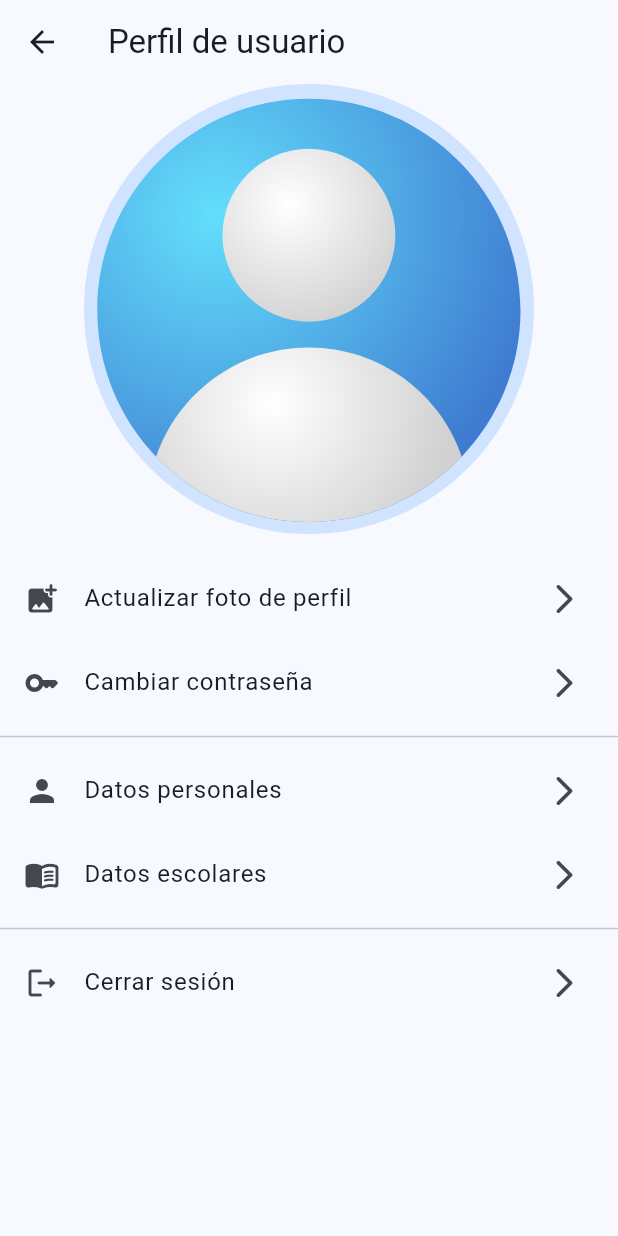
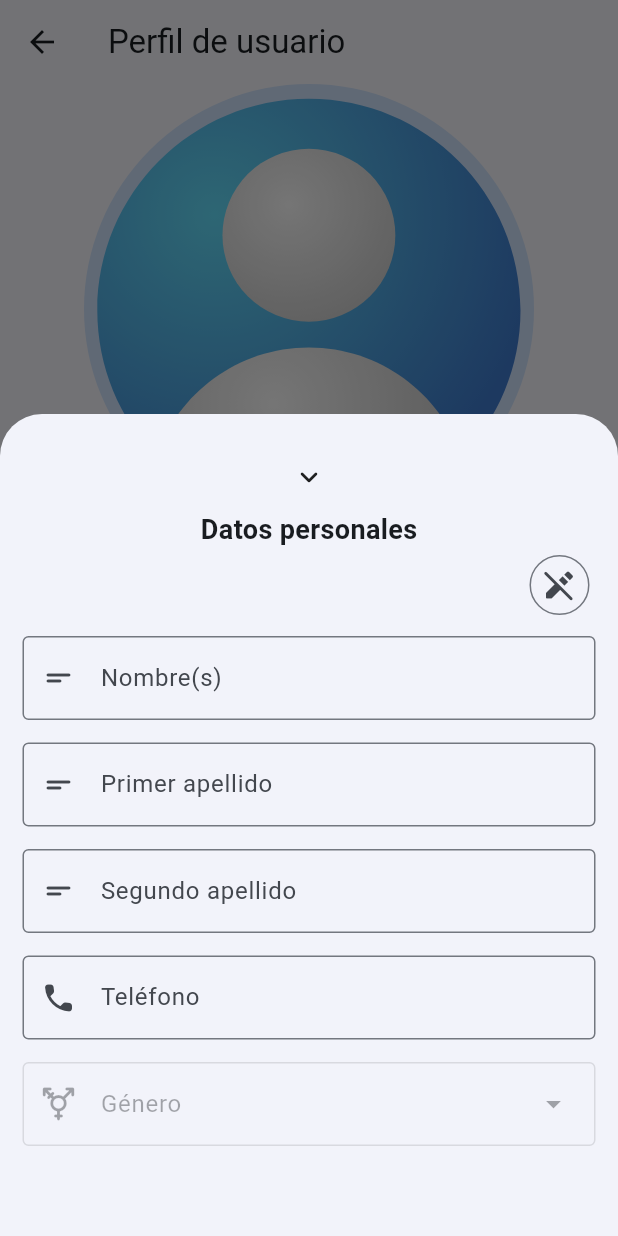
Before and after one commit to MikuDeveloper/aspartec, a Flutter app: the ProfileView screen opened directly with empty values, after a tap on "Datos personales", on a phone screen of 412 x 824 dp. Run offline on Flutter 3.47's test engine with Material 3 defaults, Android fonts, the light colour scheme and no system bars; our stand-ins replace cloud_firestore, firebase_auth, firebase_core, firebase_storage, flutter_riverpod, flutter_svg and 3 more; accounts and stored records are empty; generated files the repository leaves out were written again.

Commit message:
design: Update data bottom sheets. cleaning: Imports and code. adding: Update password functionality.

```diff
--- a/lib/controller/profile/update_avatar_controller.dart
+++ b/lib/controller/profile/update_avatar_controller.dart
@@ -1,15 +1,15 @@
 import 'dart:io';
 
-import 'package:aspartec/model/entities/user_entity.dart';
-import 'package:aspartec/view/utils/show_snackbars.dart';
 import 'package:firebase_storage/firebase_storage.dart';
 import 'package:flutter/material.dart';
 import 'package:flutter_riverpod/flutter_riverpod.dart';
 import 'package:go_router/go_router.dart';
 
+import '../../model/entities/user_entity.dart';
 import '../../model/implementation/user_repository_impl.dart';
 import '../../providers/user_data_provider.dart';
 import '../../view/utils/show_alerts.dart';
+import '../../view/utils/show_snackbars.dart';
 import '../utils/loading.dart';
 
 class UpdateAvatarController extends StatefulWidget {
--- a/lib/model/repositories/user_repository.dart
+++ b/lib/model/repositories/user_repository.dart
@@ -11,6 +11,7 @@ abstract class UserRepository {
   Future deleteUser() async {}
   Future getData(String email) async {}
   updateAvatar(File file) {}
+  Future updatePassword(String currentPassword, String newPassword) async {}
   Future getUrlFile(String path) async {}
   Future updateDataUrl(String url) async {}
 }
--- /dev/null
+++ b/lib/view/profile/modals/update_personal_data_bottom_sheet.dart
@@ -0,0 +1,195 @@
+import 'package:flutter/material.dart';
+import 'package:flutter_riverpod/flutter_riverpod.dart';
+
+import '../../../globals.dart';
+import '../../../model/entities/user_entity.dart';
+import '../../../providers/error_provider.dart';
+import '../../utils/form_values.dart';
+import '../../utils/validations.dart';
+
+class UpdatePersonalDataBottomSheet extends StatelessWidget {
+  const UpdatePersonalDataBottomSheet({super.key});
+
+  _showModal(context) {
+    showModalBottomSheet(
+      isScrollControlled: true,
+      useSafeArea: true,
+      isDismissible: false,
+      context: context,
+      builder: (context) => Padding(
+        padding: EdgeInsets.only(
+          top: 30,
+          right: 15,
+          bottom: MediaQuery.of(context).viewInsets.bottom,
+          left: 15
+        ),
+        child: const SingleChildScrollView(child: _UpdatePersonalDataForm()),
+      )
+    );
+  }
+
+  @override
+  Widget build(BuildContext context) {
+    return ListTile(
+      leading: const Icon(Icons.person),
+      title: const Text('Datos personales'),
+      trailing: const Icon(Icons.arrow_forward_ios_rounded),
+      onTap: () => _showModal(context),
+    );
+  }
+}
+
+class _UpdatePersonalDataForm extends StatefulWidget {
+  const _UpdatePersonalDataForm();
+
+  @override
+  State<_UpdatePersonalDataForm> createState() => _UpdatePersonalDataFormState();
+}
+
+class _UpdatePersonalDataFormState extends State<_UpdatePersonalDataForm> {
+  final _formKey = GlobalKey<FormState>();
+
+  late UserEntity _user = UserEntity();
+  late bool _readOnly = true;
+
+  @override
+  void initState() {
+    super.initState();
+    _user = _user.copyWith(
+      firstname: userData.firstname,
+      lastname1: userData.lastname1,
+      lastname2: userData.lastname2,
+      phoneNumber: userData.phoneNumber,
+      gender: userData.gender
+    );
+  }
+
+  void _edit() {
+    setState(() => _readOnly = !_readOnly);
+  }
+
+  void _setName(String value) {
+    setState(() { _user = _user.copyWith(firstname: value.trim()); });
+  }
+
+  void _setLastname1(String value) {
+    setState(() { _user = _user.copyWith(lastname1: value.trim()); });
+  }
+
+  void _setLastname2(String value) {
+    setState(() { _user = _user.copyWith(lastname2: value.trim()); });
+  }
+
+  void _setPhone(String value) {
+    setState(() { _user = _user.copyWith(phoneNumber: value.trim()); });
+  }
+
+  void _setGender(String? value, WidgetRef ref) {
+    setState(() {
+      _user = _user.copyWith(gender: value);
+      ref.read(genderError.notifier).state = null;
+    });
+  }
+
+  @override
+  Widget build(BuildContext context) {
+    return Form(
+      key: _formKey,
+      child: Column(
+        children: [
+          const Icon(Icons.keyboard_arrow_down_rounded),
+          const SizedBox(height: 10),
+          const Text(
+            'Datos personales',
+            style: TextStyle(fontSize: 18, fontWeight: FontWeight.bold)
+          ),
+          Row(
+            mainAxisSize: MainAxisSize.max,
+            mainAxisAlignment: MainAxisAlignment.end,
+            children: [
+              IconButton.outlined(
+                onPressed: _edit,
+                icon: const Icon(Icons.edit_off_rounded),
+                selectedIcon: const Icon(Icons.edit_rounded),
+                isSelected: !_readOnly,
+              )
+            ]
+          ),
+          const SizedBox(height: 10),
+          TextFormField(
+            validator: FormValidations.emptyOrNullValidation,
+            autovalidateMode: AutovalidateMode.onUserInteraction,
+            keyboardType: TextInputType.text,
+            decoration: const InputDecoration(
+                border: OutlineInputBorder(),
+                label: Text('Nombre(s)'),
+                prefixIcon: Icon(Icons.short_text_rounded)
+            ),
+            onChanged: _setName,
+            initialValue: _user.firstname,
+            readOnly: _readOnly,
+          ),
+          const SizedBox(height: 15),
+          TextFormField(
+            validator: FormValidations.emptyOrNullValidation,
+            autovalidateMode: AutovalidateMode.onUserInteraction,
+            keyboardType: TextInputType.text,
+            decoration: const InputDecoration(
+                border: OutlineInputBorder(),
+                label: Text('Primer apellido'),
+                prefixIcon: Icon(Icons.short_text_rounded)
+            ),
+            onChanged: _setLastname1,
+            initialValue: _user.lastname1,
+            readOnly: _readOnly,
+          ),
+          const SizedBox(height: 15),
+          TextFormField(
+            autovalidateMode: AutovalidateMode.onUserInteraction,
+            keyboardType: TextInputType.text,
+            decoration: const InputDecoration(
+                border: OutlineInputBorder(),
+                label: Text('Segundo apellido'),
+                prefixIcon: Icon(Icons.short_text_rounded)
+            ),
+            onChanged: _setLastname2,
+            initialValue: _user.lastname2,
+            readOnly: _readOnly,
+          ),
+          const SizedBox(height: 15),
+          TextFormField(
+            validator: FormValidations.phoneNumberValidation,
+            autovalidateMode: AutovalidateMode.onUserInteraction,
+            keyboardType: TextInputType.phone,
+            decoration: const InputDecoration(
+                border: OutlineInputBorder(),
+                label: Text('Teléfono'),
+                prefixIcon: Icon(Icons.phone_rounded)
+            ),
+            onChanged: _setPhone,
+            initialValue: _user.phoneNumber,
+            readOnly: _readOnly,
+          ),
+          const SizedBox(height: 15),
+          Consumer(builder: (context, ref, _) =>
+            DropdownMenu(
+              dropdownMenuEntries: genderList.map(
+                      (item) => DropdownMenuEntry(value: item, label: item)
+              ).toList(),
+              leadingIcon: const Icon(Icons.transgender_rounded),
+              expandedInsets: EdgeInsets.zero,
+              label: const Text('Género'),
+              errorText: ref.watch(genderError),
+              onSelected: (value) => _setGender(value, ref),
+              initialSelection: _user.gender,
+              enabled: !_readOnly,
+            ),
+          ),
+          const SizedBox(height: 30),
+          //TODO: Implement controller
+          const SizedBox(height: 30),
+        ],
+      ),
+    );
+  }
+}
--- a/lib/view/profile/profile_view.dart
+++ b/lib/view/profile/profile_view.dart
@@ -4,6 +4,9 @@ import 'package:go_router/go_router.dart';
 import '../../controller/login/logout_controller.dart';
 import '../../model/entities/user_entity.dart';
 import '../widgets/avatar_widget.dart';
+import 'modals/update_academic_data_bottom_sheet.dart';
+import 'modals/update_password_bottom_sheet.dart';
+import 'modals/update_personal_data_bottom_sheet.dart';
 import 'update_avatar_view.dart';
 
 class ProfileView extends StatelessWidget {
@@ -28,25 +31,10 @@ class ProfileView extends StatelessWidget {
             trailing: const Icon(Icons.arrow_forward_ios_rounded),
             onTap: () => context.pushNamed(UpdateAvatarView.routeName, extra: { 'user' : user })
           ),
-          ListTile(
-            leading: const Icon(Icons.key_rounded),
-            title: const Text('Cambiar contraseña'),
-            trailing: const Icon(Icons.arrow_forward_ios_rounded),
-            onTap: () {},
-          ),
+          const UpdatePasswordBottomSheet(),
           const Divider(),
-          ListTile(
-            leading: const Icon(Icons.person),
-            title: const Text('Datos personales'),
-            trailing: const Icon(Icons.arrow_forward_ios_rounded),
-            onTap: () {},
-          ),
-          ListTile(
-            leading: const Icon(Icons.menu_book_rounded),
-            title: const Text('Datos escolares'),
-            trailing: const Icon(Icons.arrow_forward_ios_rounded),
-            onTap: () {},
-          ),
+          const UpdatePersonalDataBottomSheet(),
+          const UpdateAcademicDataBottomSheet(),
           const Divider(),
           const LogoutController()
         ],
```
Also changed, not shown: lib/controller/profile/update_password_controller.dart (added, +67 -0 lines), lib/model/implementation/user_repository_impl.dart (+13 -0 lines), lib/view/profile/modals/update_academic_data_bottom_sheet.dart (added, +137 -0 lines), lib/view/profile/modals/update_password_bottom_sheet.dart (added, +119 -0 lines).
